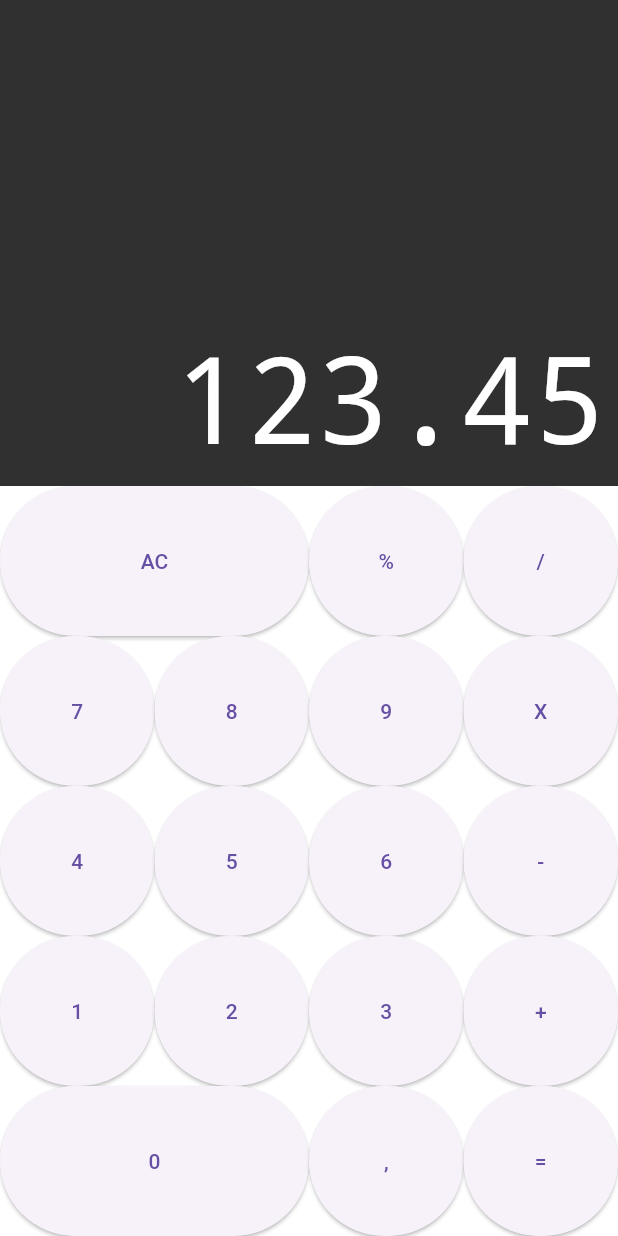
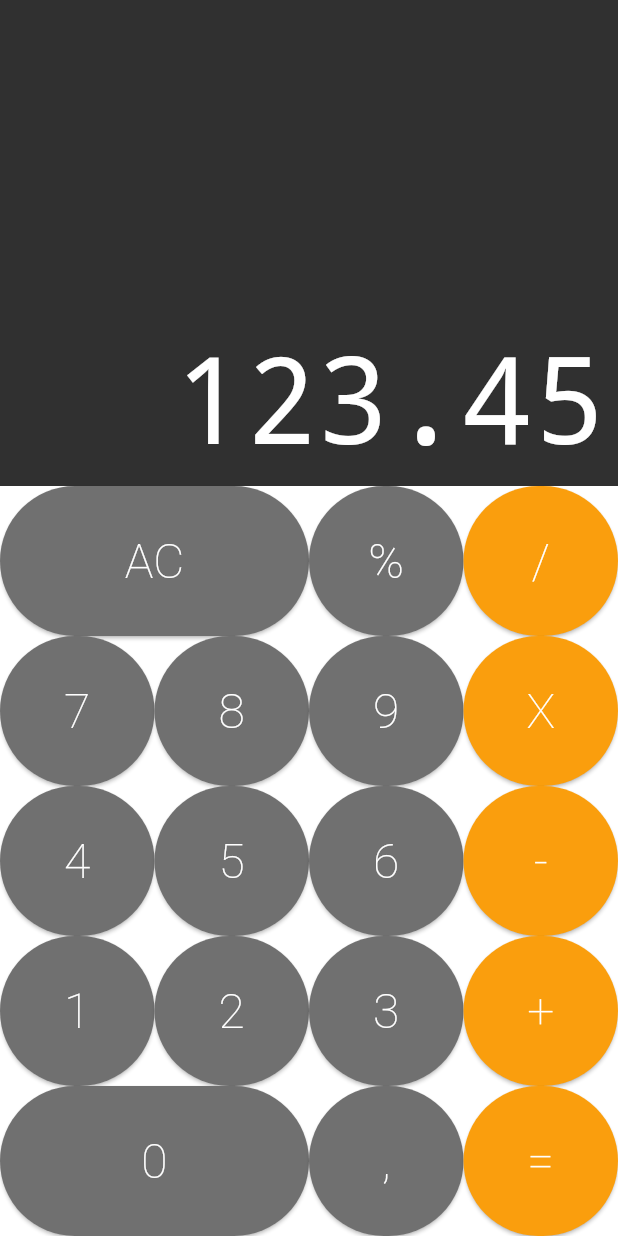
Before and after one commit to abraaobb/calculator_app, a Flutter app: the screen it shows after launch, on a phone screen of 412 x 824 dp. Run offline on Flutter 3.47's test engine with Material 3 defaults, Android fonts, the phone set to English and light mode, and no system bars; drawn by our look-alikes of auto_size_text.

Commit message:
07 - ajust constructor button

```diff
--- a/lib/components/button.dart
+++ b/lib/components/button.dart
@@ -1,14 +1,39 @@
 import 'package:flutter/material.dart';
 
 class Button extends StatelessWidget {
+  static const DARK = Color.fromRGBO(82, 82, 82, 1);
+  static const DEFAULT = Color.fromRGBO(112, 112, 112, 1);
+  static const OPERATION = Color.fromRGBO(250, 158, 13, 1);
   final String text;
   final bool big;
-  const Button({required this.text, this.big = false, super.key});
+  final Color color;
+  const Button(
+      {required this.text, this.big = false, this.color = DEFAULT, super.key});
+
+  const Button.big(
+      {required this.text, this.big = true, this.color = DEFAULT, super.key});
+
+  const Button.operation(
+      {required this.text,
+      this.big = false,
+      this.color = OPERATION,
+      super.key});
 
   @override
   Widget build(BuildContext context) {
     return Expanded(
         flex: big ? 2 : 1,
-        child: ElevatedButton(onPressed: () {}, child: Text(text)));
+        child: ElevatedButton(
+            style: ElevatedButton.styleFrom(
+              backgroundColor: color,
+            ),
+            onPressed: () {},
+            child: Text(
+              text,
+              style: const TextStyle(
+                  color: Colors.white,
+                  fontSize: 32,
+                  fontWeight: FontWeight.w200),
+            )));
   }
 }
--- a/lib/components/keyboard.dart
+++ b/lib/components/keyboard.dart
@@ -9,41 +9,37 @@ class Keyboard extends StatelessWidget {
   Widget build(BuildContext context) {
     return Container(
       height: 500,
-      child: Column(
+      child: const Column(
         children: [
           ButtonRow([
-            Button(
+            Button.big(
               text: 'AC',
-              big: true,
             ),
             Button(text: '%'),
-            Button(text: '/'),
+            Button.operation(text: '/'),
           ]),
           ButtonRow([
             Button(text: '7'),
             Button(text: '8'),
             Button(text: '9'),
-            Button(text: 'X'),
+            Button.operation(text: 'X'),
           ]),
           ButtonRow([
             Button(text: '4'),
             Button(text: '5'),
             Button(text: '6'),
-            Button(text: '-'),
+            Button.operation(text: '-'),
           ]),
           ButtonRow([
             Button(text: '1'),
             Button(text: '2'),
             Button(text: '3'),
-            Button(text: '+'),
+            Button.operation(text: '+'),
           ]),
           ButtonRow([
-            Button(
-              text: '0',
-              big: true,
-            ),
+            Button.big(text: '0'),
             Button(text: ','),
-            Button(text: '='),
+            Button.operation(text: '='),
           ])
         ],
       ),
```
